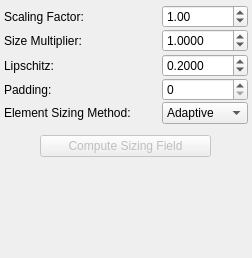
First picture: the form in src/gui/Application/ToolWidgets/SizingFieldWidget.ui, repository SCIInstitute/Cleaver, before the edit.
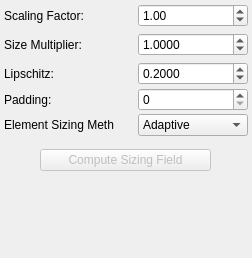
Second picture: the form after the edit.

Commit message: widget resize. closes #36

```diff
--- a/src/gui/Application/ToolWidgets/SizingFieldWidget.ui
+++ b/src/gui/Application/ToolWidgets/SizingFieldWidget.ui
@@ -18,7 +18,7 @@
   </property>
   <property name="minimumSize">
    <size>
-    <width>186</width>
+    <width>228</width>
     <height>258</height>
    </size>
   </property>
@@ -34,7 +34,7 @@
   <widget class="QWidget" name="dockWidgetContents">
    <layout class="QVBoxLayout" name="verticalLayout">
     <property name="spacing">
-     <number>1</number>
+     <number>3</number>
     </property>
     <property name="leftMargin">
      <number>4</number>
@@ -49,8 +49,8 @@
      <number>4</number>
     </property>
     <item>
-     <widget class="QWidget" name="VolumeWidget" native="true">
-      <layout class="QHBoxLayout" name="horizontalLayout_7">
+     <widget class="QWidget" name="widget" native="true">
+      <layout class="QHBoxLayout" name="horizontalLayout_9">
        <property name="spacing">
         <number>0</number>
        </property>
@@ -64,17 +64,6 @@
         <number>0</number>
        </property>
        <property name="bottomMargin">
-        <number>0</number>
-       </property>
-      </layout>
-     </widget>
-    </item>
-    <item>
-     <layout class="QHBoxLayout" name="horizontalLayout_8">
-      <property name="spacing">
-       <number>0</number>
-      </property>
-      <property name="topMargin">
        <number>0</number>
       </property>
       <item>
@@ -91,7 +80,7 @@
         </property>
         <property name="sizeHint" stdset="0">
          <size>
-          <width>40</width>
+           <width>30</width>
           <height>20</height>
          </size>
         </property>
@@ -101,13 +90,13 @@
        <widget class="QDoubleSpinBox" name="scaleFactor">
         <property name="minimumSize">
          <size>
-          <width>86</width>
+           <width>110</width>
           <height>0</height>
          </size>
         </property>
         <property name="maximumSize">
          <size>
-          <width>86</width>
+           <width>16777215</width>
           <height>16777215</height>
          </size>
         </property>
@@ -120,6 +109,28 @@
        </widget>
       </item>
      </layout>
+     </widget>
+    </item>
+    <item>
+     <widget class="QWidget" name="VolumeWidget" native="true">
+      <layout class="QHBoxLayout" name="horizontalLayout_7">
+       <property name="spacing">
+        <number>0</number>
+       </property>
+       <property name="leftMargin">
+        <number>0</number>
+       </property>
+       <property name="topMargin">
+        <number>0</number>
+       </property>
+       <property name="rightMargin">
+        <number>0</number>
+       </property>
+       <property name="bottomMargin">
+        <number>0</number>
+       </property>
+      </layout>
+     </widget>
     </item>
     <item>
      <widget class="QWidget" name="factorWidget" native="true">
@@ -143,7 +154,7 @@
         <widget class="QLabel" name="factorLabel">
          <property name="minimumSize">
           <size>
-           <width>60</width>
+           <width>0</width>
            <height>0</height>
           </size>
          </property>
@@ -175,13 +186,13 @@
         <widget class="QDoubleSpinBox" name="factorSpinBox">
          <property name="minimumSize">
           <size>
-           <width>86</width>
+           <width>110</width>
            <height>0</height>
           </size>
          </property>
          <property name="maximumSize">
           <size>
-           <width>86</width>
+           <width>16777215</width>
            <height>16777215</height>
           </size>
          </property>
@@ -248,19 +259,7 @@
         <number>0</number>
        </property>
        <item>
-        <widget class="QLabel" name="lipschitzLabel">
-         <property name="minimumSize">
-          <size>
-           <width>60</width>
-           <height>0</height>
-          </size>
-         </property>
-         <property name="maximumSize">
-          <size>
-           <width>60</width>
-           <height>16777215</height>
-          </size>
-         </property>
+        <widget class="QLabel" name="label_2">
          <property name="text">
           <string>Lipschitz:</string>
          </property>
@@ -283,13 +282,13 @@
         <widget class="QDoubleSpinBox" name="lipschitzSpinBox">
          <property name="minimumSize">
           <size>
-           <width>86</width>
+           <width>110</width>
            <height>0</height>
           </size>
          </property>
          <property name="maximumSize">
           <size>
-           <width>86</width>
+           <width>16777215</width>
            <height>16777215</height>
           </size>
          </property>
@@ -335,13 +334,13 @@
         <widget class="QLabel" name="paddingLabel">
          <property name="minimumSize">
           <size>
-           <width>60</width>
+           <width>0</width>
            <height>0</height>
           </size>
          </property>
          <property name="maximumSize">
           <size>
-           <width>60</width>
+           <width>16777215</width>
            <height>16777215</height>
           </size>
          </property>
@@ -373,13 +372,13 @@
          </property>
          <property name="minimumSize">
           <size>
-           <width>86</width>
+           <width>110</width>
            <height>0</height>
           </size>
          </property>
          <property name="maximumSize">
           <size>
-           <width>86</width>
+           <width>16777215</width>
            <height>16777215</height>
           </size>
          </property>
@@ -419,7 +418,7 @@
         <widget class="QLabel" name="surfaceLabel">
          <property name="minimumSize">
           <size>
-           <width>80</width>
+           <width>110</width>
            <height>0</height>
           </size>
          </property>
@@ -434,17 +433,30 @@
          </property>
         </widget>
        </item>
+       <item>
+        <spacer name="horizontalSpacer_4">
+         <property name="orientation">
+          <enum>Qt::Horizontal</enum>
+         </property>
+         <property name="sizeHint" stdset="0">
+          <size>
+           <width>40</width>
+           <height>20</height>
+          </size>
+         </property>
+        </spacer>
+       </item>
        <item>
         <widget class="QComboBox" name="surfaceComboBox">
          <property name="minimumSize">
           <size>
-           <width>86</width>
+           <width>110</width>
            <height>0</height>
           </size>
          </property>
          <property name="maximumSize">
           <size>
-           <width>86</width>
+           <width>16777215</width>
            <height>16777215</height>
           </size>
          </property>
```
Lines whose indentation alone changed are shown as unchanged. The commit also changes 2 other files.
